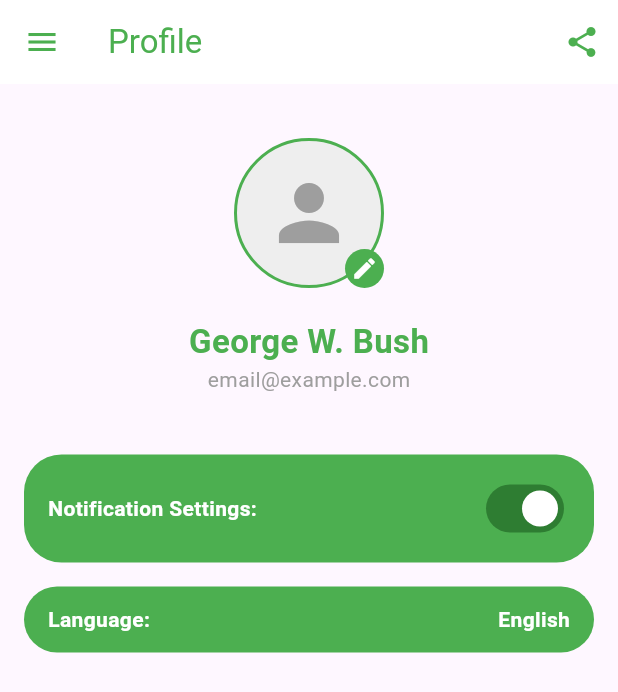
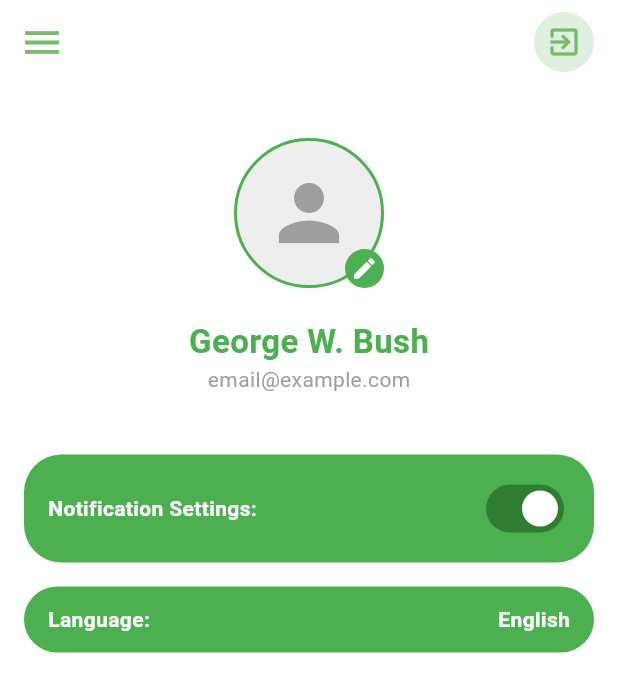
Before and after one commit to gizembogan/AGOBinVert, a Flutter app: the ProfilePage screen opened by its route, on a phone screen of 412 x 824 dp. Shown: the top 692 px of the screen. Run offline on Flutter 3.47's test engine with Material 3 defaults, Android fonts, the phone set to English and light mode, and no system bars.

Commit message:
Update profile_page.dart
küçük update

```diff
--- a/lib/profile_page.dart
+++ b/lib/profile_page.dart
@@ -1,5 +1,6 @@
-// profile_page.dart
+import 'package:ago_bin_vert/login_page.dart';
 import 'package:flutter/material.dart';
+import 'custom_drawer.dart';
 
 class ProfilePage extends StatelessWidget {
   const ProfilePage({Key? key}) : super(key: key);
@@ -7,23 +8,43 @@ class ProfilePage extends StatelessWidget {
   @override
   Widget build(BuildContext context) {
     return Scaffold(
+      backgroundColor: Colors.white,
       appBar: AppBar(
-        title: const Text(
-          'Profile',
-          style: TextStyle(color: Colors.green),
-        ),
         backgroundColor: Colors.white,
         elevation: 0,
+        leading: Builder(
+          builder: (context) => IconButton(
+            icon: Icon(
+              Icons.menu,
+              color: Color(0xFF77BA69),
+              size: 30,
+            ),
+            onPressed: () {
+              Scaffold.of(context).openDrawer();
+            },
+          ),
+        ),
         actions: [
-          IconButton(
-            icon: const Icon(Icons.share, color: Colors.green),
-            onPressed: () {},
+          Padding(
+            padding: const EdgeInsets.only(right: 16.0),
+            child: GestureDetector(
+              onTap: () {
+                Navigator.push(
+                  context,
+                  MaterialPageRoute(builder: (context) => LoginPage()),
+                );
+              },
+              child: CircleAvatar(
+                backgroundColor: Color(0xFFE0F0E0),
+                child: Icon(
+                  Icons.exit_to_app,
+                  color: Color(0xFF77BA69),
+                ),
+              ),
+            ),
           ),
         ],
-        leading: IconButton(
-          icon: const Icon(Icons.menu, color: Colors.green),
-          onPressed: () {},
-        ),
+        title: Text(''),
       ),
       body: Padding(
         padding: const EdgeInsets.all(16.0),
```
